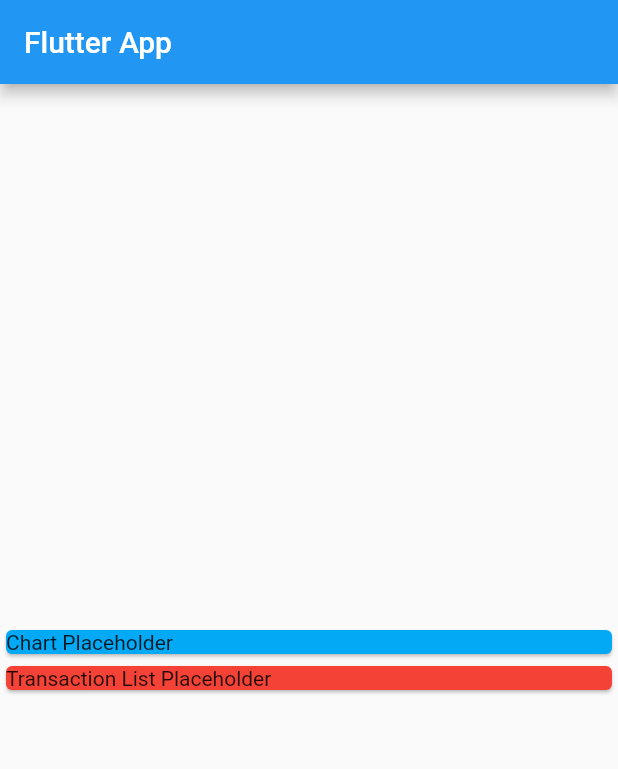
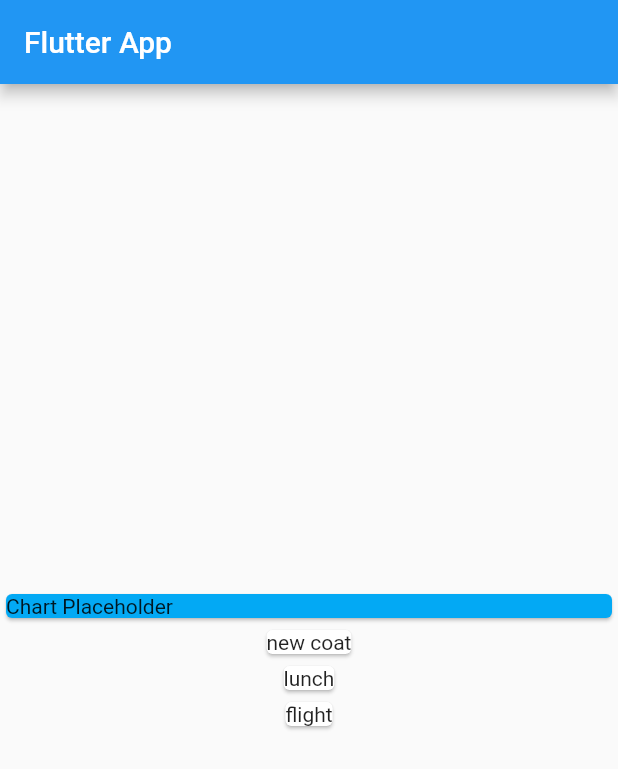
Before and after one commit to carlstep/max_expense_app_3, a Flutter app: the screen it shows after launch, on a phone screen of 412 x 824 dp. Shown: the top 769 px of the screen. Run offline on Flutter 3.47's test engine with Material 2 defaults, Android fonts, the phone set to English and light mode, and no system bars.

Commit message:
76 mapping data into widgets

```diff
--- a/lib/main.dart
+++ b/lib/main.dart
@@ -55,9 +55,12 @@ class MyHomePage extends StatelessWidget {
               child: Text('Chart Placeholder'),
             ),
           ),
-          Card(
-            color: Colors.red,
-            child: Text('Transaction List Placeholder'),
+          Column(
+            children: txList.map((tx) {
+              return Card(
+                child: Text(tx.title),
+              );
+            }).toList(),
           ),
         ],
       ),
```
Also changed, not shown: 1 other file.
